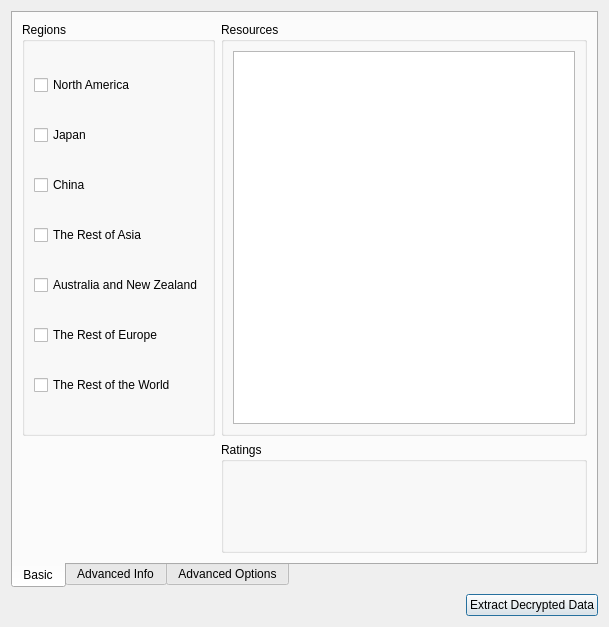
This is Velocity/xexdialog.ui in hetelek/Velocity as Qt 5 draws it before an edit. The edited form follows.
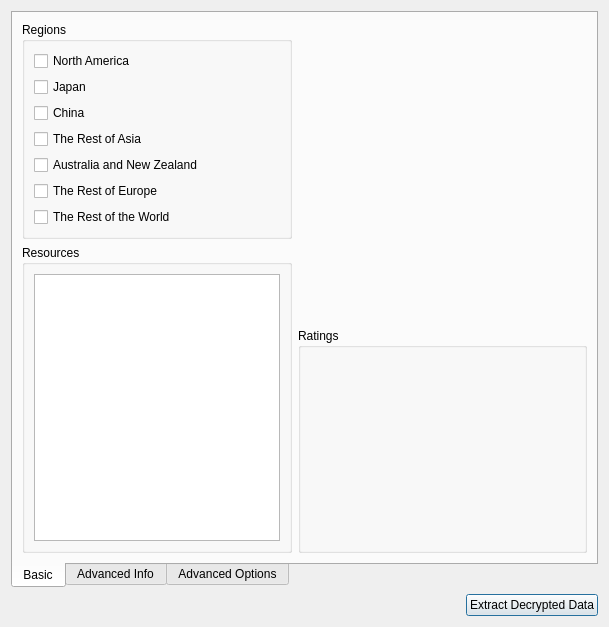
This is the edited form. Icons and pictures are not drawn.

The edit to the form file:
```diff
--- a/Velocity/xexdialog.ui
+++ b/Velocity/xexdialog.ui
@@ -30,8 +30,10 @@
       <attribute name="title">
        <string>Basic</string>
       </attribute>
-      <layout class="QGridLayout" name="gridLayout_3">
-       <item row="0" column="0">
+      <layout class="QHBoxLayout" name="horizontalLayout_6">
+       <item>
+        <layout class="QVBoxLayout" name="verticalLayout_12">
+         <item>
         <widget class="QGroupBox" name="groupBox_7">
          <property name="title">
           <string>Regions</string>
@@ -89,7 +91,7 @@
          </layout>
         </widget>
        </item>
-       <item row="0" column="1">
+         <item>
         <widget class="QGroupBox" name="groupBox_6">
          <property name="title">
           <string>Resources</string>
@@ -118,7 +120,66 @@
          </layout>
         </widget>
        </item>
-       <item row="1" column="1">
+        </layout>
+       </item>
+       <item>
+        <layout class="QVBoxLayout" name="verticalLayout_13">
+         <item>
+          <layout class="QHBoxLayout" name="horizontalLayout_5">
+           <item>
+            <spacer name="horizontalSpacer_2">
+             <property name="orientation">
+              <enum>Qt::Horizontal</enum>
+             </property>
+             <property name="sizeHint" stdset="0">
+              <size>
+               <width>40</width>
+               <height>20</height>
+              </size>
+             </property>
+            </spacer>
+           </item>
+           <item>
+            <widget class="QLabel" name="imgBoxArt">
+             <property name="minimumSize">
+              <size>
+               <width>219</width>
+               <height>300</height>
+              </size>
+             </property>
+             <property name="maximumSize">
+              <size>
+               <width>219</width>
+               <height>300</height>
+              </size>
+             </property>
+             <property name="frameShape">
+              <enum>QFrame::NoFrame</enum>
+             </property>
+             <property name="text">
+              <string/>
+             </property>
+             <property name="pixmap">
+              <pixmap resource="Resources.qrc">:/Images/default_boxartlg.jpg</pixmap>
+             </property>
+            </widget>
+           </item>
+           <item>
+            <spacer name="horizontalSpacer_3">
+             <property name="orientation">
+              <enum>Qt::Horizontal</enum>
+             </property>
+             <property name="sizeHint" stdset="0">
+              <size>
+               <width>40</width>
+               <height>20</height>
+              </size>
+             </property>
+            </spacer>
+           </item>
+          </layout>
+         </item>
+         <item>
         <widget class="QGroupBox" name="groupBox_3">
          <property name="title">
           <string>Ratings</string>
@@ -226,6 +287,8 @@
           </item>
          </layout>
         </widget>
+         </item>
+        </layout>
        </item>
       </layout>
      </widget>
```
Lines whose indentation alone changed are shown as unchanged.
